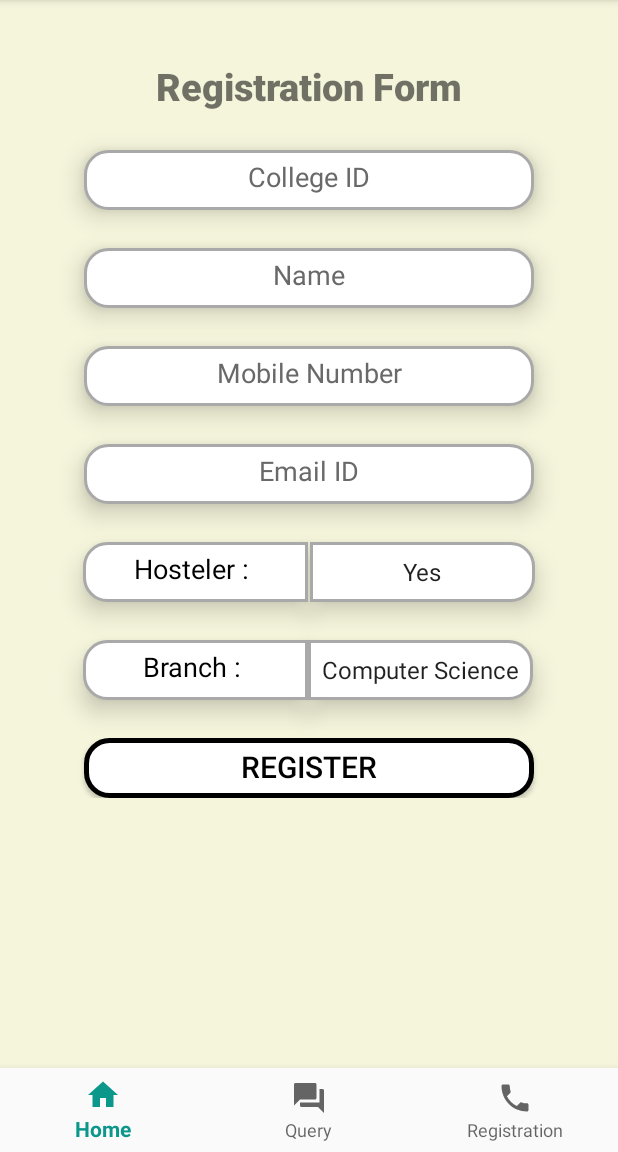
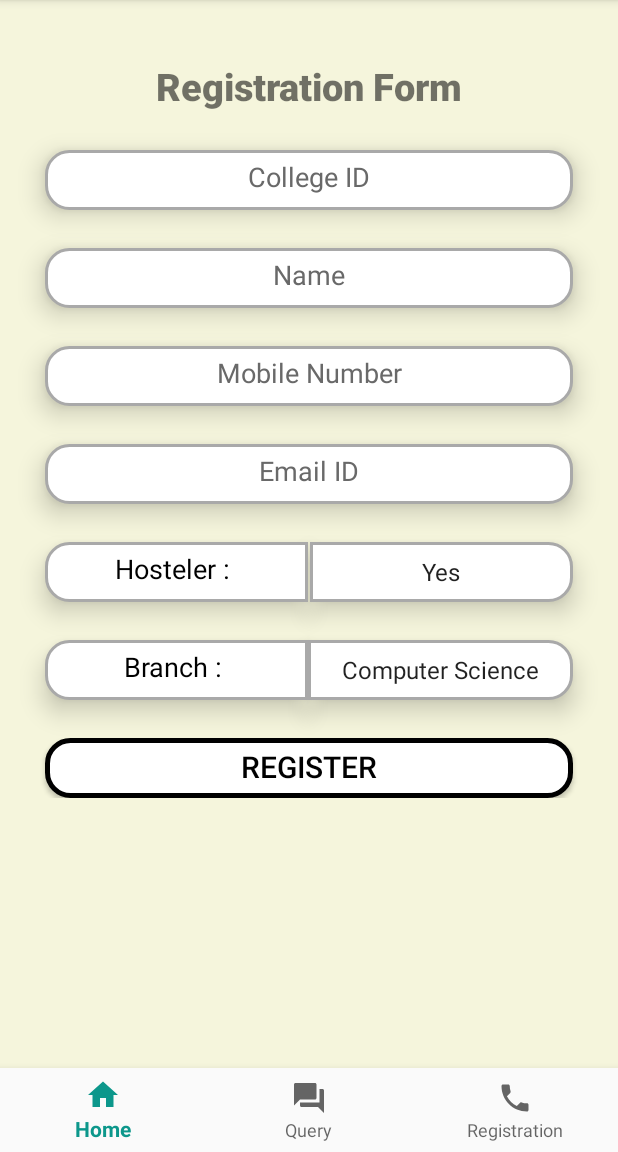
Before and after one commit to dhruvgoyal12/Homepage, an Android app: the fragment RegistrationFragment placed in its activity, on a phone screen of 412 x 824 dp, the part 84-1236 px from its top. Run offline under Robolectric (Android 15) with nearby library versions, the phone set to English and light mode, and no system bars.

Commit message:
Added gif to splash screen and the width of fields in query and registration page are according to page orientation.

```diff
--- a/app/build.gradle
+++ b/app/build.gradle
@@ -21,6 +21,7 @@ android {
 dependencies {
     implementation fileTree(dir: 'libs', include: ['*.jar'])
     implementation 'com.android.support:appcompat-v7:28.0.0'
+    implementation 'pl.droidsonroids.gif:android-gif-drawable:1.2.16'
     implementation 'com.android.support:design:28.0.0'
     implementation 'de.hdodenhof:circleimageview:3.0.0'
     implementation 'com.android.support.constraint:constraint-layout:1.1.3'
--- a/app/src/main/res/layout/fragment_registration.xml
+++ b/app/src/main/res/layout/fragment_registration.xml
@@ -33,7 +33,7 @@
 
         <EditText
             android:id="@+id/et1"
-            android:layout_width="300dp"
+            android:layout_width="match_parent"
             android:layout_height="40dp"
             android:layout_below="@id/tv"
             android:background="@drawable/edit_round"
@@ -50,18 +50,21 @@
             android:digits="ABCDEFGHIJKLMNOPQRSTUVWXYZ0123456789"
 
             android:gravity="center_horizontal"
+            android:layout_marginStart="30dp"
+            android:layout_marginEnd="30dp"
 
             />
 
         <EditText
             android:id="@+id/editText"
-            android:layout_width="300dp"
+            android:layout_width="match_parent"
             android:layout_height="40dp"
             android:layout_below="@id/et1"
             android:paddingTop="5dp"
             android:layout_marginTop="25dp"
             android:textColor="#000000"
-
+            android:layout_marginStart="30dp"
+            android:layout_marginEnd="30dp"
 
             android:layout_centerHorizontal="true"
 
@@ -76,14 +79,15 @@
 
         <EditText
             android:id="@+id/editText4"
-            android:layout_width="300dp"
+            android:layout_width="match_parent"
             android:layout_height="40dp"
             android:background="@drawable/edit_round"
             android:layout_below="@id/editText"
             android:hint="Mobile Number"
             android:layout_centerHorizontal="true"
             android:paddingTop="5dp"
-
+            android:layout_marginStart="30dp"
+            android:layout_marginEnd="30dp"
             android:layout_marginTop="25dp"
             android:textColor="#000000"
             android:elevation="10dp"
@@ -96,12 +100,14 @@
 
         <EditText
             android:id="@+id/et3"
-            android:layout_width="300dp"
+            android:layout_width="match_parent"
             android:layout_height="40dp"
             android:layout_below="@id/editText4"
             android:layout_centerHorizontal="true"
             android:paddingTop="5dp"
             android:layout_marginTop="25dp"
+            android:layout_marginStart="30dp"
+            android:layout_marginEnd="30dp"
 
             android:elevation="10dp"
             android:background="@drawable/edit_round"
@@ -124,7 +130,7 @@
 
         <TextView
             android:id="@+id/editText5"
-            android:layout_width="150dp"
+            android:layout_width="match_parent"
             android:layout_height="40dp"
             android:background="@drawable/text_spinner"
             android:gravity="center_horizontal"
@@ -133,7 +139,8 @@
             android:textColor="#000000"
             android:layout_toLeftOf="@id/tv5"
             android:paddingTop="5dp"
-
+            android:layout_marginStart="30dp"
+            android:layout_marginEnd="0dp"
             android:layout_marginTop="25dp"
             android:layout_below="@id/et3"
 
@@ -146,9 +153,11 @@
 
         <Spinner
             android:id="@+id/spinner1"
-            android:layout_width="150dp"
+            android:layout_width="match_parent"
             android:layout_height="40dp"
             android:layout_marginStart="0dp"
+
+            android:layout_marginEnd="30dp"
             android:layout_marginTop="25dp"
             android:elevation="10dp"
             android:gravity="center_horizontal"
@@ -173,7 +182,7 @@
             android:layout_below="@id/editText5"/>
         <TextView
             android:id="@+id/editText6"
-            android:layout_width="150dp"
+            android:layout_width="match_parent"
             android:layout_height="40dp"
             android:background="@drawable/text_spinner"
             android:textSize="18sp"
@@ -182,7 +191,8 @@
             android:layout_below="@id/editText5"
             android:layout_marginTop="25dp"
             android:paddingTop="5dp"
-
+            android:layout_marginStart="30dp"
+            android:layout_marginEnd="0dp"
             android:textAlignment="center"
             android:textColor="#000000"
             android:elevation="10dp"
@@ -193,7 +203,7 @@
 
         <Spinner
             android:id="@+id/spinner2"
-            android:layout_width="150dp"
+            android:layout_width="match_parent"
             android:layout_height="40dp"
             android:textColor="@android:color/black"
 
@@ -204,6 +214,7 @@
             android:layout_toRightOf="@id/tv6"
             android:layout_marginStart="0dp"
 
+            android:layout_marginEnd="30dp"
             android:entries="@array/Branch"
             android:prompt="@string/Branch_choice"
             tools:layout_editor_absoluteX="55dp"
@@ -219,7 +230,7 @@
 
 
         <Button
-            android:layout_width="300dp"
+            android:layout_width="match_parent"
             android:layout_height="40dp"
             android:text="REGISTER"
             android:textSize="20sp"
@@ -228,7 +239,8 @@
             android:layout_marginTop="25dp"
             android:layout_centerHorizontal="true"
             android:textColor="#000000"
-
+            android:layout_marginStart="30dp"
+            android:layout_marginEnd="30dp"
 
             android:background="@drawable/button1"
             android:elevation="10dp"
--- a/build.gradle
+++ b/build.gradle
@@ -4,6 +4,7 @@ buildscript {
     repositories {
         google()
         jcenter()
+        mavenCentral()
 
     }
     dependencies {
@@ -18,6 +19,7 @@ allprojects {
     repositories {
         google()
         jcenter()
+        mavenCentral()
 
     }
 }
```
Also changed, not shown: app/src/main/java/com/example/homepage/Splash.java (+16 -2 lines), app/src/main/res/layout/activity_splash.xml (+11 -10 lines), app/src/main/res/layout/fragment_query.xml (+16 -11 lines), app/src/main/res/drawable/giphy.gif (added), app/src/main/res/drawable/giphy_1.gif (added).
